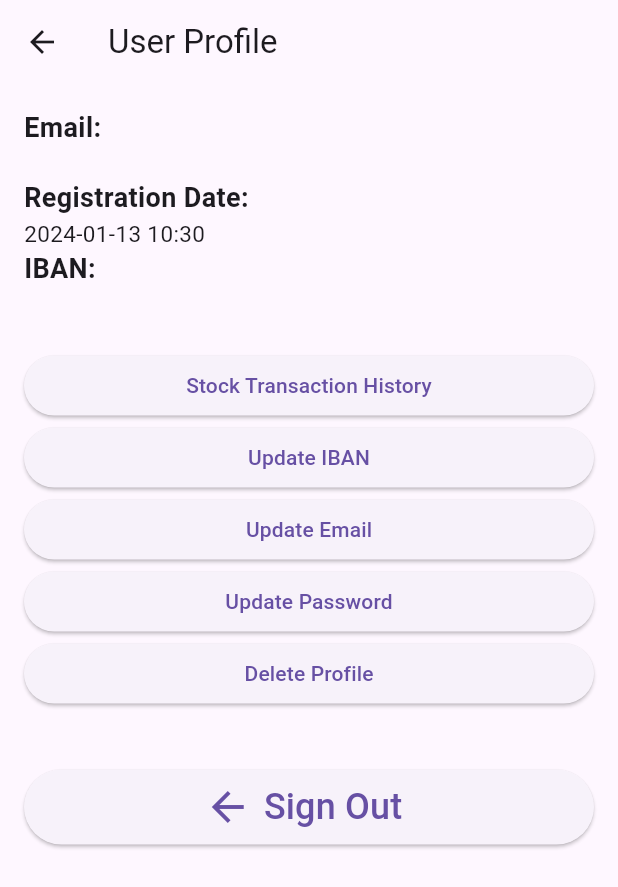
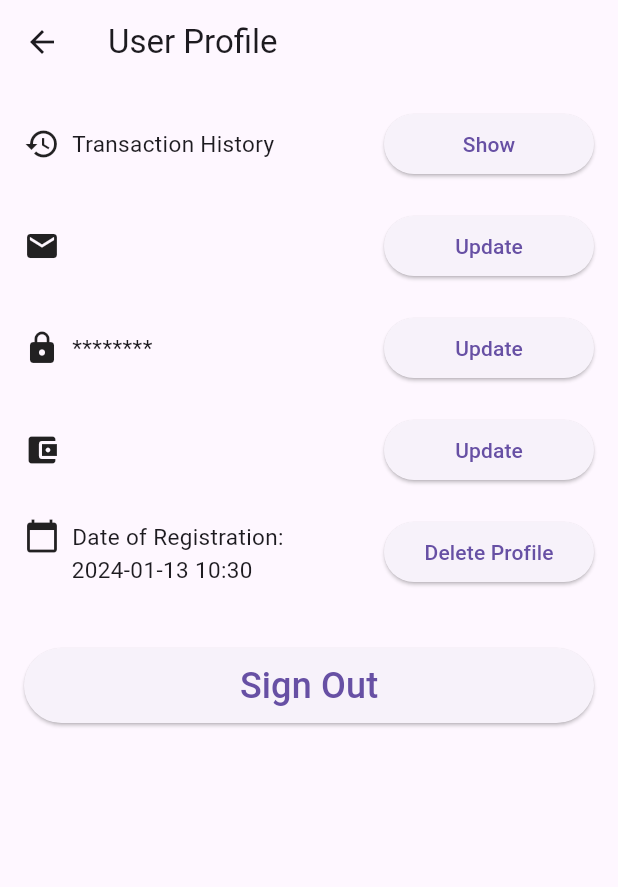
Before and after one commit to hamzenis/info-projekt, a Flutter app: the ProfilePage screen opened by its route, on a phone screen of 412 x 824 dp. Shown: the top 887 px of the screen. Run offline on Flutter 3.47's test engine with Material 3 defaults, Android fonts, the phone set to English and light mode, and no system bars; our stand-ins replace cached_network_image, cloud_firestore, firebase_auth, firebase_core, flutter_cache_manager, fluttertoast and 6 more; missing offline and left inert: flutter_stripe; accounts and stored records are empty.

Commit message:
Icons etc

```diff
--- a/info_projekt/lib/pages/profile_page.dart
+++ b/info_projekt/lib/pages/profile_page.dart
@@ -545,6 +545,14 @@ class _ProfilePageState extends State<ProfilePage> {
 
   @override
   Widget build(BuildContext context) {
+    // Button style for uniform size
+    final ButtonStyle buttonStyle = ElevatedButton.styleFrom(
+      fixedSize: const Size(140, 40), // Set your desired width and height
+    );
+
+    // Placeholder for password representation. Adjust the number of asterisks as needed.
+    String passwordPlaceholder = '********';
+
     return Scaffold(
       appBar: AppBar(
         title: const Text('User Profile'),
@@ -554,51 +562,22 @@ class _ProfilePageState extends State<ProfilePage> {
         child: Column(
           crossAxisAlignment: CrossAxisAlignment.start,
           children: [
+            // Transaction History and Show Button
             Row(
               mainAxisAlignment: MainAxisAlignment.spaceBetween,
               children: [
-                Column(
-                  crossAxisAlignment: CrossAxisAlignment.start,
+                const Row(
                   children: [
-                    const Text(
-                      'Email:',
-                      style:
-                          TextStyle(fontSize: 18, fontWeight: FontWeight.bold),
-                    ),
+                    Icon(Icons.history), // Transaction History icon
+                    SizedBox(width: 8),
                     Text(
-                      '${_email ?? "No email found!"}',
-                      style: const TextStyle(fontSize: 15),
-                    ),
-                    //const SizedBox(height: 10), // Adjust the height as needed
-
-                    const Text(
-                      'Registration Date:',
-                      style:
-                          TextStyle(fontSize: 18, fontWeight: FontWeight.bold),
-                    ),
-                    Text(
-                      '${_registrationDate ?? "No registration date found!"}',
-                      style: const TextStyle(fontSize: 15),
-                    ),
-
-                    const Text(
-                      'IBAN:',
-                      style:
-                          TextStyle(fontSize: 18, fontWeight: FontWeight.bold),
-                    ),
-                    Text(
-                      '${_iban ?? "No IBAN found!"}',
-                      style: const TextStyle(fontSize: 15),
-                    )
-                  ],
+                      'Transaction History',
+                      style: TextStyle(fontSize: 15),
                     ),
                   ],
                 ),
-            const SizedBox(height: 20),
-            Column(
-              crossAxisAlignment: CrossAxisAlignment.stretch,
-              children: [
                 ElevatedButton(
+                  style: buttonStyle,
                   onPressed: () {
                     Navigator.push(
                       context,
@@ -606,46 +585,138 @@ class _ProfilePageState extends State<ProfilePage> {
                           builder: (context) => OwnedStocksPage()),
                     );
                   },
-                  child: const Text('Stock Transaction History'),
+                  child: const Text('Show'),
+                ),
+              ],
+            ),
+            const SizedBox(height: 20),
+
+            // Email and Update Email Button
+            Row(
+              mainAxisAlignment: MainAxisAlignment.spaceBetween,
+              children: [
+                Row(
+                  children: [
+                    const Icon(Icons.email), // Email icon
+                    const SizedBox(width: 8),
+                    Text(
+                      _email ?? 'No email found!',
+                      style: const TextStyle(fontSize: 15),
+                    ),
+                  ],
                 ),
                 ElevatedButton(
-                  onPressed: () => updateIban(context),
-                  child: const Text('Update IBAN'),
+                  style: buttonStyle,
+                  onPressed: () => updateEmail(context),
+                  child: const Text('Update'),
+                ),
+              ],
+            ),
+            const SizedBox(height: 20),
+
+            // Password and Update Password Button
+            Row(
+              mainAxisAlignment: MainAxisAlignment.spaceBetween,
+              children: [
+                Row(
+                  children: [
+                    const Icon(Icons.lock), // Password icon
+                    const SizedBox(width: 8),
+                    Text(
+                      passwordPlaceholder,
+                      style: const TextStyle(fontSize: 15),
+                    ),
+                  ],
                 ),
                 ElevatedButton(
-                  onPressed: () => updateEmail(context),
-                  child: const Text('Update Email'),
+                  style: buttonStyle,
+                  onPressed: () => updatePassword(context),
+                  child: const Text('Update'),
+                ),
+              ],
+            ),
+            const SizedBox(height: 20),
+
+            // IBAN and Update IBAN Button
+            Row(
+              mainAxisAlignment: MainAxisAlignment.spaceBetween,
+              children: [
+                Row(
+                  children: [
+                    const Icon(Icons.account_balance_wallet), // IBAN icon
+                    const SizedBox(width: 8),
+                    Text(
+                      _iban ?? 'No IBAN found!',
+                      style: const TextStyle(fontSize: 15),
+                    ),
+                  ],
                 ),
                 ElevatedButton(
-                  onPressed: () => updatePassword(context),
-                  child: const Text('Update Password'),
+                  style: buttonStyle,
+                  onPressed: () => updateIban(context),
+                  child: const Text('Update'),
+                ),
+              ],
+            ),
+            const SizedBox(height: 20),
+
+            // Registration Date with "Delete Profile" Button
+            Row(
+              mainAxisAlignment: MainAxisAlignment.spaceBetween,
+              children: [
+                Expanded(
+                  child: Column(
+                    crossAxisAlignment: CrossAxisAlignment.start,
+                    children: [
+                      const Row(
+                        children: [
+                          Icon(Icons
+                              .calendar_today), // Calendar icon for registration date
+                          SizedBox(width: 8),
+                          Text(
+                            'Date of Registration:',
+                            style: TextStyle(fontSize: 15),
+                          ),
+                        ],
+                      ),
+                      Text(
+                        '        ' +
+                            (_registrationDate ??
+                                "No registration date found!"),
+                        style: const TextStyle(fontSize: 15),
+                      ),
+                    ],
+                  ),
                 ),
                 ElevatedButton(
+                  style: buttonStyle,
                   onPressed: () => deleteProfile(context),
                   child: const Text('Delete Profile'),
                 ),
+              ],
+            ),
 
-                const SizedBox(height: 40), // Spacing between buttons
-                ElevatedButton.icon(
+            const SizedBox(height: 40),
+            ElevatedButton(
               style: ElevatedButton.styleFrom(
                 minimumSize: const Size.fromHeight(50),
-                  ),
-                  icon: const Icon(Icons.arrow_back, size: 32),
-                  label: const Text(
-                    'Sign Out',
-                    style: TextStyle(fontSize: 24),
               ),
               onPressed: () {
                 FirebaseAuth.instance.signOut();
                 Navigator.pushNamed(context, "/login");
                 showToast(message: "Successfully signed out");
               },
+              child: const Text(
+                'Sign Out',
+                style: TextStyle(fontSize: 24),
               ),
-              ],
-            )
+            ),
           ],
         ),
       ),
     );
   }
 }
+
+  }
+}
```
Lines whose indentation alone changed are shown as unchanged.
